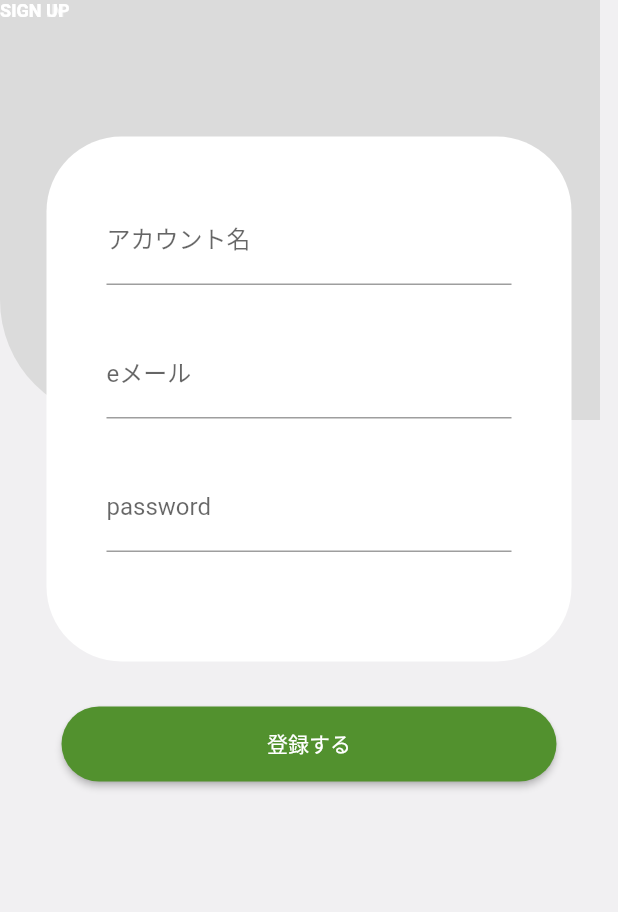
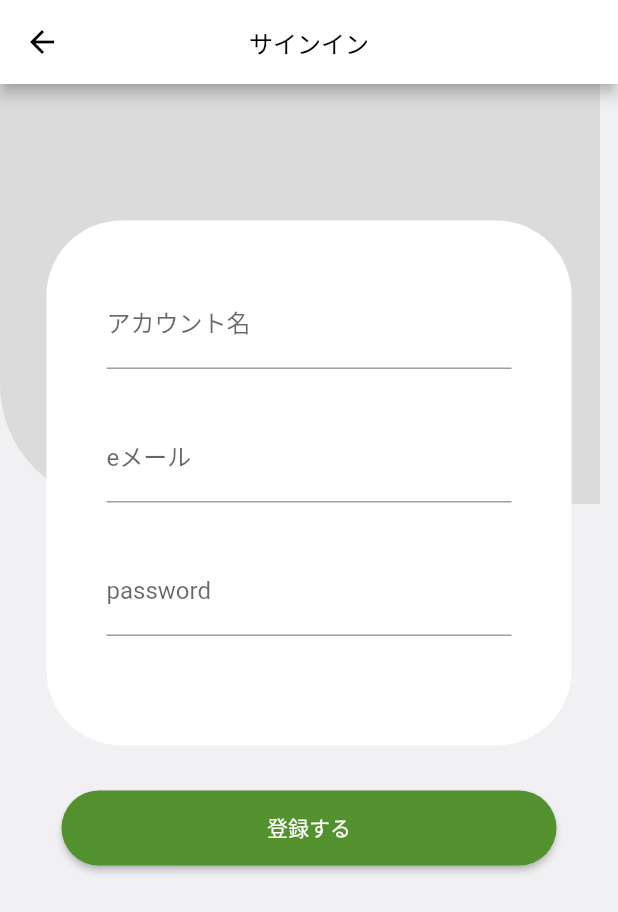
Before and after one commit to nigoroku/fire-circle, a Flutter app: the screen it shows after launch, after a tap on "メールアドレスで登録", on a phone screen of 412 x 824 dp. Shown: the top 912 px of the screen. Run offline on Flutter 3.47's test engine with Material 2 defaults, Android fonts, the phone set to English and light mode, and no system bars; our stand-ins replace cloud_firestore, firebase_auth, firebase_core, flutter_svg; missing offline and left inert: adobe_xd, flappy_search_bar, record, responsive_x; accounts and stored records are empty; Roboto replaces fonts that are missing (Montserrat).

Commit message:
welcomeページを微修正

```diff
--- /dev/null
+++ b/analysis_options.yaml
@@ -0,0 +1 @@
+include: package:pedantic_mono/analysis_options_flutter_samples.yaml
--- a/lib/routes/slide_pages.dart
+++ b/lib/routes/slide_pages.dart
@@ -82,8 +82,8 @@ class SlidePages extends StatelessWidget {
       child: Column(
           children: <Widget>[
             Container(
-              width: 50.0,
-              height:  50.0,
+              width: 40.0,
+              height:  40.0,
               decoration: BoxDecoration(
                 image: DecorationImage(
                   image: AssetImage(imagePath),
--- a/lib/routes/xd_sign_in.dart
+++ b/lib/routes/xd_sign_in.dart
@@ -21,8 +21,12 @@ class SignIn extends StatelessWidget {
 
     return Scaffold(
       appBar: AppBar(
-        title: Text('ログイン', style: TextStyle(color: Colors.white, fontSize: 16)),
-        backgroundColor: Colors.black,
+        iconTheme: IconThemeData(
+          color: Colors.black,
+        ),
+        title: Text('ログイン', style: TextStyle(color: Colors.black, fontSize: 16)),
+        centerTitle: true,
+        backgroundColor: Colors.white,
       ),
       body: Stack(
         children: <Widget>[
@@ -117,17 +121,17 @@ class SignIn extends StatelessWidget {
                               height: 50,
                               child: ElevatedButton(
                                 child: Text(
-                                  "登録する",
+                                  "ログインする",
                                   style: TextStyle(
                                     color: Colors.white,
                                     fontSize: 14,
                                   ),
                                 ),
                                 style: ElevatedButton.styleFrom(
-                                  primary: Color(0xff52912e),
+                                  primary: Color.fromRGBO(82, 145, 46, 1),
                                   onPrimary: Colors.black,
                                   shape: RoundedRectangleBorder(
-                                    borderRadius: BorderRadius.circular(30),
+                                    borderRadius: BorderRadius.circular(25),
                                   ),
                                 ),
                                 onPressed: () {
--- a/lib/routes/xd_sign_up.dart
+++ b/lib/routes/xd_sign_up.dart
@@ -17,6 +17,14 @@ class SignUp extends StatelessWidget {
   @override
   Widget build(BuildContext context) {
     return Scaffold(
+      appBar: AppBar(
+        iconTheme: IconThemeData(
+          color: Colors.black,
+        ),
+        title: Text('サインイン', style: TextStyle(color: Colors.black, fontSize: 16)),
+        centerTitle: true,
+        backgroundColor: Colors.white,
+      ),
       backgroundColor: const Color.fromRGBO(241, 240, 242, 1),
       body: Stack(
         children: <Widget>[
@@ -41,47 +49,6 @@ class SignUp extends StatelessWidget {
                       ),
                       color: const Color.fromRGBO(219, 219, 219, 1),
                     ),
-                  ),
-                ),
-                Container(),
-                Pinned.fromSize(
-                  bounds: Rect.fromLTWH(105.0, 60.0, 48.0, 15.0),
-                  size: Size(375.0, 269.0),
-                  fixedWidth: true,
-                  fixedHeight: true,
-                  child: Text(
-                    'SIGN IN',
-                    style: TextStyle(
-                      fontFamily: 'Montserrat',
-                      fontSize: 12,
-                      color: const Color(0x99ffffff),
-                      letterSpacing: 0.048,
-                      fontWeight: FontWeight.w600,
-                      height: 2.1666666666666665,
-                    ),
-                    textHeightBehavior:
-                        TextHeightBehavior(applyHeightToFirstAscent: false),
-                    textAlign: TextAlign.center,
-                  ),
-                ),
-                Pinned.fromSize(
-                  bounds: Rect.fromLTWH(210.0, 60.0, 52.0, 15.0),
-                  size: Size(375.0, 269.0),
-                  fixedWidth: true,
-                  fixedHeight: true,
-                  child: Text(
-                    'SIGN UP',
-                    style: TextStyle(
-                      fontFamily: 'Montserrat',
-                      fontSize: 12,
-                      color: const Color(0xffffffff),
-                      letterSpacing: 0.048,
-                      fontWeight: FontWeight.w600,
-                      height: 2.1666666666666665,
-                    ),
-                    textHeightBehavior:
-                        TextHeightBehavior(applyHeightToFirstAscent: false),
-                    textAlign: TextAlign.center,
                   ),
                 ),
               ],
@@ -184,7 +151,7 @@ class SignUp extends StatelessWidget {
                               primary: Color(0xff52912e),
                               onPrimary: Colors.black,
                               shape: RoundedRectangleBorder(
-                                borderRadius: BorderRadius.circular(30),
+                                borderRadius: BorderRadius.circular(25),
                               ),
                             ),
                             onPressed: () {
--- a/lib/routes/xd_welcome.dart
+++ b/lib/routes/xd_welcome.dart
@@ -1,10 +1,7 @@
 import 'package:flutter/material.dart';
 import 'xd_denysnevozhai63Znf38gnXkunsplash.dart';
-import 'package:adobe_xd/pinned.dart';
-import 'xd_get_started1.dart';
 import 'xd_sign_in.dart';
 import 'xd_sign_up.dart';
-import 'package:adobe_xd/page_link.dart';
 import 'package:flutter_svg/flutter_svg.dart';
 
 class XdWelcome extends StatelessWidget {
@@ -105,7 +102,7 @@ class XdWelcome extends StatelessWidget {
                 children: <Widget>[
                   Container(
                     width: width * 0.85,
-                    height: 45,
+                    height: 48,
                     margin: const EdgeInsets.only(top: 100, bottom: 10.0),
                     child: ElevatedButton(
                       child: Text(
@@ -116,10 +113,10 @@ class XdWelcome extends StatelessWidget {
                         ),
                       ),
                       style: ElevatedButton.styleFrom(
-                        primary: Color(0xff132641),
+                        primary: Color.fromRGBO(39, 83, 147, 1),
                         onPrimary: Colors.black,
                         shape: RoundedRectangleBorder(
-                          borderRadius: BorderRadius.circular(10),
+                          borderRadius: BorderRadius.circular(25),
                         ),
                       ),
                       onPressed: () {},
@@ -127,7 +124,7 @@ class XdWelcome extends StatelessWidget {
                   ),
                   Container(
                     width: width * 0.85,
-                    height: 45,
+                    height: 48,
                     child: ElevatedButton(
                       child: Text(
                         "メールアドレスで登録",
@@ -140,7 +137,7 @@ class XdWelcome extends StatelessWidget {
                         primary: Colors.white,
                         onPrimary: Colors.black,
                         shape: RoundedRectangleBorder(
-                          borderRadius: BorderRadius.circular(10),
+                          borderRadius: BorderRadius.circular(25),
                         ),
                       ),
                       onPressed: () {
@@ -155,7 +152,7 @@ class XdWelcome extends StatelessWidget {
                 children: <Widget>[
                   Container(
                     width: width * 0.85,
-                    height: 45,
+                    height: 48,
                     margin: const EdgeInsets.only(top: 100, bottom: 10.0),
                     child: ElevatedButton(
                       child: Text(
@@ -166,10 +163,10 @@ class XdWelcome extends StatelessWidget {
                         ),
                       ),
                       style: ElevatedButton.styleFrom(
-                        primary: Color(0xff132641),
+                        primary: Color.fromRGBO(39, 83, 147, 1),
                         onPrimary: Colors.black,
                         shape: RoundedRectangleBorder(
-                          borderRadius: BorderRadius.circular(10),
+                          borderRadius: BorderRadius.circular(25),
                         ),
                       ),
                       onPressed: () {},
@@ -177,7 +174,7 @@ class XdWelcome extends StatelessWidget {
                   ),
                   Container(
                     width: width * 0.85,
-                    height: 45,
+                    height: 48,
                     child: ElevatedButton(
                       child: Text(
                         "メールアドレスでログイン",
@@ -190,7 +187,7 @@ class XdWelcome extends StatelessWidget {
                         primary: Colors.white,
                         onPrimary: Colors.black,
                         shape: RoundedRectangleBorder(
-                          borderRadius: BorderRadius.circular(10),
+                          borderRadius: BorderRadius.circular(25),
                         ),
                       ),
                       onPressed: () {
@@ -240,10 +237,10 @@ Widget tabController(BuildContext context, Widget createTab, Widget loginTab) {
               unselectedLabelColor: Colors.grey,
               indicatorColor: Colors.black,
               tabs: _tabs.map((TabInfo tab) {
-                return Ink(child: Tab(text: tab.label));
+                return Tab(text: tab.label);
               }).toList(),
             ),
-            preferredSize: Size.fromHeight(10.0),
+            preferredSize: Size.fromHeight(6.0),
           ),
         ),
         preferredSize: Size.fromHeight(50.0),
--- a/pubspec.yaml
+++ b/pubspec.yaml
@@ -44,3 +44,4 @@ dev_dependencies:
   cupertino_icons: ^1.0.2
   adobe_xd: ^1.0.0+1
   entity: ^2.0.0
+#  pedantic_mono: any
```
